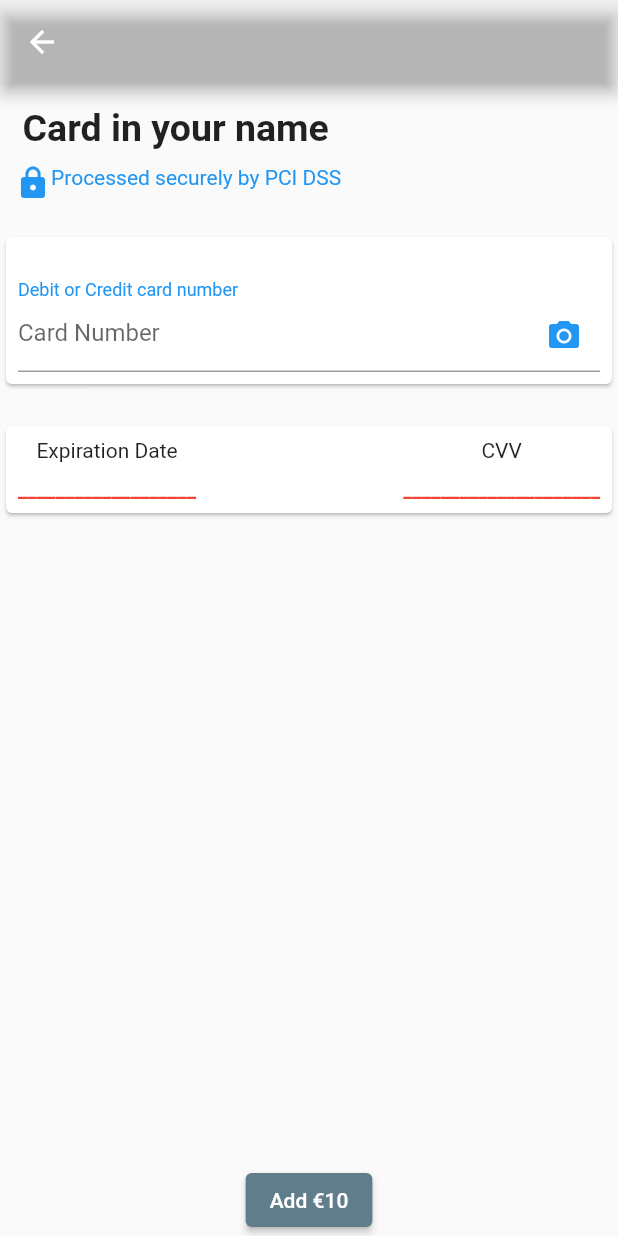
After one commit to mervinkogei/design_ui, a Flutter app: the screen it shows after launch, in the side drawer, after a tap on "Add Card", on a phone screen of 412 x 824 dp. The commit adds this screen. Run offline on Flutter 3.47's test engine with Material 2 defaults, Android fonts, the light colour scheme and no system bars.

Commit message:
Add card Number

```diff
--- /dev/null
+++ b/lib/Screens/add_card.dart
@@ -0,0 +1,165 @@
+import 'package:flutter/material.dart';
+
+class AddCard extends StatefulWidget {
+  const AddCard({ Key? key }) : super(key: key);
+
+  @override
+  _AddCardState createState() => _AddCardState();
+}
+
+class _AddCardState extends State<AddCard> {
+  @override
+  Widget build(BuildContext context) {
+    return Scaffold(
+      appBar: AppBar(
+        backgroundColor: Colors.transparent,
+      ),
+      body: Container(
+        child: Column(
+          crossAxisAlignment: CrossAxisAlignment.start,
+          children: [
+            Padding(
+              padding: const EdgeInsets.only(left: 15, top: 15),
+              child: Container(
+                child: Column(
+                  crossAxisAlignment: CrossAxisAlignment.start,
+                  children: [Text("Card in your name", style: TextStyle(fontSize: 25, fontWeight: FontWeight.bold),)],
+                )
+              ),
+            ),
+            Padding(
+              padding: const EdgeInsets.only(left: 10, top: 10),
+              child: Column(
+                mainAxisAlignment: MainAxisAlignment.center,
+                children: [
+                  Container(
+                    child: Row(
+                      crossAxisAlignment: CrossAxisAlignment.start,
+                      children: [
+                        Icon(Icons.lock, color: Colors.blue,),
+                        Row(
+                          mainAxisSize: MainAxisSize.max ,
+                          children: [
+                            Align(alignment: Alignment.center),
+                             Text("Processed securely by PCI DSS", style: TextStyle(color: Colors.blue, fontSize: 14),)
+                          ],
+                        )
+                      ],
+                    )
+                  )
+                ],
+              ),
+            ),
+            SizedBox(height:20,),
+            Column(
+              children: [
+                Card(
+                  child: Container(
+                    child: Padding(
+                      padding: const EdgeInsets.all(8.0),
+                      child: Column(
+                        children: [
+                          Column(
+                            children: [
+                              SizedBox(height:20,),
+                              Align(
+                                alignment: Alignment.centerLeft,
+                                child: Column(
+                                children: [
+                                  Text("Debit or Credit card number", style: TextStyle(fontSize: 12,color: Colors.blue),),
+                                ],
+                              ),
+                              ),
+                              TextField(
+                               decoration: InputDecoration(
+                                 hintText: "Card Number",
+                                 suffixIcon:  Icon(Icons.photo_camera, color: Colors.blue,),
+
+                               ),
+
+                             ),
+
+                            ],
+                          ),
+
+                        ],
+                      ),
+                    ),
+                  ),
+                )
+              ],
+            ),
+            SizedBox(height: 20,),
+              Column(
+              children: [
+                Card(
+                  child: Container(
+                    child: Padding(
+                      padding: const EdgeInsets.all(8.0),
+                      child: Column(
+                        children: [
+                          Row(
+                            children: <Widget>[
+                              // Container(
+                              //   child: CircleAvatar(
+                              //     child: Icon(Icons.payment),
+                              //   ),
+                              // ),
+                              // Spacer(),
+                              Container(
+                                child: Column(
+                                  children: [
+                                    Text("Expiration Date"),
+                                    SizedBox(height: 10,),
+                                    Text("___________________", style: TextStyle(color: Colors.red, fontWeight: FontWeight.bold),),
+                                  ],
+                                ),
+                              ),
+                              Spacer(),
+                              Container(
+                               child: Column(
+                                  children: [
+                                    Text("CVV"),
+                                    SizedBox(height: 10,),
+                                    Text("_____________________", style: TextStyle(color: Colors.red, fontWeight: FontWeight.bold)),
+                                  ],
+                                ),
+                              ),
+
+                            ],
+                          )
+                        ],
+                      ),
+                    ),
+                  ),
+                )
+              ],
+            ),
+             Container(
+              //  margin: EdgeInsets.only(bottom: 20),
+               child: Expanded(
+                  child: Align(
+                    alignment: FractionalOffset.bottomCenter,
+                    child: ElevatedButton(
+                      style: ElevatedButton.styleFrom(
+                        primary: Colors.blueGrey
+                      ),
+                        onPressed: () => {},
+                        child: Text('Add €10',
+                         ),
+                    ),
+                  ),
+
+        ),
+             ),
+
+          ],
+
+
+        ),
+      ),
+
+
+    );
+  }
+}
--- a/lib/main.dart
+++ b/lib/main.dart
@@ -1,3 +1,4 @@
+import 'package:designs_ui/Screens/add_card.dart';
 import 'package:designs_ui/Screens/add_money.dart';
 import 'package:flutter/material.dart';
 
@@ -75,9 +76,10 @@ class _HomePageState extends State<HomePage> {
               },
             ),
             ListTile(
-              title: const Text('Item 2'),
+              title: const Text('Add Card'),
               onTap: () {
                 Navigator.pop(context);
+                Navigator.push(context, MaterialPageRoute(builder: (context)=> AddCard()));
               },
             ),
           ],
```
